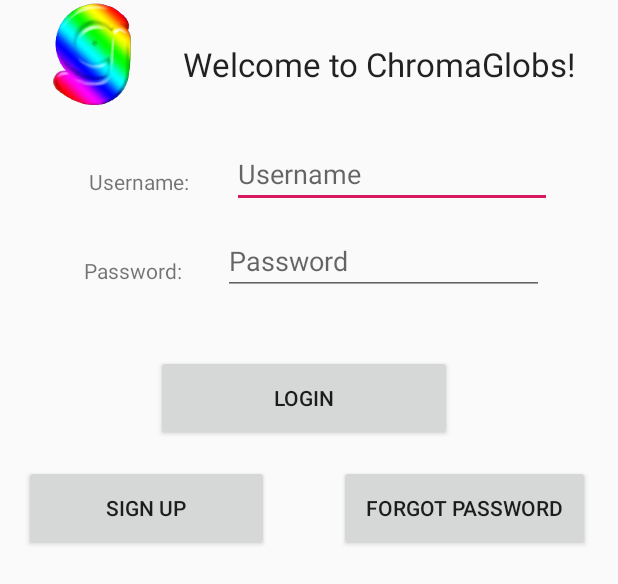
After one commit to steensia/ChromaGlob, an Android app: the layout fragment_login_fields.xml on its own in the app's theme, with its tools: preview values and no code run, on a phone screen of 412 x 824 dp. The commit adds this screen. Shown: the top 584 px of the screen. Run offline under Robolectric (Android 15) with nearby library versions, the phone set to English and light mode, and no system bars.

Commit message:
Added necessary firebase libraries. Login works, but is unsecure.

```diff
--- a/ChromaGlobs/app/build.gradle
+++ b/ChromaGlobs/app/build.gradle
@@ -1,4 +1,5 @@
 apply plugin: 'com.android.application'
+apply plugin: 'com.google.gms.google-services'
 
 android {
     compileSdkVersion 29
@@ -23,6 +24,8 @@ dependencies {
     implementation fileTree(dir: 'libs', include: ['*.jar'])
     implementation 'androidx.appcompat:appcompat:1.0.2'
     implementation 'androidx.constraintlayout:constraintlayout:1.1.3'
+    implementation 'androidx.legacy:legacy-support-v4:1.0.0'
+    implementation 'com.google.firebase:firebase-database:16.0.4'
     testImplementation 'junit:junit:4.12'
     androidTestImplementation 'androidx.test.ext:junit:1.1.0'
     androidTestImplementation 'androidx.test.espresso:espresso-core:3.1.1'
--- a/ChromaGlobs/app/src/main/AndroidManifest.xml
+++ b/ChromaGlobs/app/src/main/AndroidManifest.xml
@@ -8,7 +8,8 @@
         android:label="@string/app_name"
         android:roundIcon="@mipmap/ic_launcher_round"
         android:supportsRtl="true"
-        android:theme="@style/AppTheme">
+        android:theme="@style/AppTheme"
+        >
         <activity android:name=".MainActivity">
             <intent-filter>
                 <action android:name="android.intent.action.MAIN" />
--- /dev/null
+++ b/ChromaGlobs/app/src/main/res/layout/fragment_login_fields.xml
@@ -0,0 +1,136 @@
+<?xml version="1.0" encoding="utf-8"?>
+<FrameLayout xmlns:android="http://schemas.android.com/apk/res/android"
+    xmlns:app="http://schemas.android.com/apk/res-auto"
+    xmlns:tools="http://schemas.android.com/tools"
+    android:layout_width="match_parent"
+    android:layout_height="match_parent"
+    tools:context=".LoginFields">
+
+    <!-- TODO: Update blank fragment layout -->
+
+    <androidx.constraintlayout.widget.ConstraintLayout
+        android:layout_width="match_parent"
+        android:layout_height="391dp"
+        app:layout_constraintEnd_toEndOf="parent"
+        app:layout_constraintHorizontal_bias="0.5"
+        app:layout_constraintStart_toStartOf="parent">
+
+        <Button
+            android:id="@+id/loginButton"
+            android:layout_width="197dp"
+            android:layout_height="57dp"
+            android:layout_marginStart="104dp"
+            android:layout_marginTop="40dp"
+            android:text="Login"
+            app:layout_constraintStart_toStartOf="parent"
+            app:layout_constraintTop_toBottomOf="@+id/passwordField" />
+
+        <Button
+            android:id="@+id/signUpButton"
+            android:layout_width="163dp"
+            android:layout_height="57dp"
+            android:layout_marginStart="16dp"
+            android:layout_marginTop="16dp"
+            android:text="Sign Up"
+            app:layout_constraintStart_toStartOf="parent"
+            app:layout_constraintTop_toBottomOf="@+id/loginButton" />
+
+        <Button
+            android:id="@+id/forgotPasswordButton"
+            android:layout_width="167dp"
+            android:layout_height="57dp"
+            android:layout_marginStart="44dp"
+            android:layout_marginTop="16dp"
+            android:text="Forgot Password"
+            app:layout_constraintEnd_toEndOf="parent"
+            app:layout_constraintHorizontal_bias="0.111"
+            app:layout_constraintStart_toEndOf="@+id/signUpButton"
+            app:layout_constraintTop_toBottomOf="@+id/loginButton" />
+
+        <EditText
+            android:id="@+id/usernameField"
+            android:layout_width="wrap_content"
+            android:layout_height="wrap_content"
+            android:layout_marginTop="36dp"
+            android:layout_marginEnd="44dp"
+            android:ems="10"
+            android:hint="Username"
+            android:inputType="textPersonName"
+            android:singleLine="true"
+            app:layout_constraintEnd_toEndOf="parent"
+            app:layout_constraintTop_toBottomOf="@+id/chromaGlobsWelcomeLabel" />
+
+        <EditText
+            android:id="@+id/passwordField"
+            android:layout_width="214dp"
+            android:layout_height="42dp"
+            android:layout_marginTop="16dp"
+            android:ellipsize="middle"
+            android:ems="10"
+            android:hint="Password"
+            android:inputType="textPersonName"
+            android:password="true"
+            android:singleLine="true"
+            app:layout_constraintEnd_toEndOf="parent"
+            app:layout_constraintHorizontal_bias="0.75"
+            app:layout_constraintStart_toStartOf="parent"
+            app:layout_constraintTop_toBottomOf="@+id/usernameField" />
+
+        <TextView
+            android:id="@+id/userLabel"
+            android:layout_width="wrap_content"
+            android:layout_height="wrap_content"
+            android:layout_marginEnd="20dp"
+            android:layout_marginBottom="40dp"
+            android:text="Username: "
+            app:layout_constraintBottom_toTopOf="@+id/passwordLabel"
+            app:layout_constraintEnd_toStartOf="@+id/usernameField"
+            app:layout_constraintHorizontal_bias="0.92"
+            app:layout_constraintStart_toStartOf="parent" />
+
+        <TextView
+            android:id="@+id/passwordLabel"
+            android:layout_width="wrap_content"
+            android:layout_height="wrap_content"
+            android:layout_marginTop="32dp"
+            android:layout_marginEnd="20dp"
+            android:text="Password: "
+            app:layout_constraintEnd_toStartOf="@+id/passwordField"
+            app:layout_constraintHorizontal_bias="0.936"
+            app:layout_constraintStart_toStartOf="parent"
+            app:layout_constraintTop_toBottomOf="@+id/usernameField" />
+
+        <TextView
+            android:id="@+id/chromaGlobsWelcomeLabel"
+            android:layout_width="wrap_content"
+            android:layout_height="wrap_content"
+            android:layout_marginTop="28dp"
+            android:layout_marginEnd="28dp"
+            android:text="Welcome to ChromaGlobs!"
+            android:textAppearance="@style/TextAppearance.AppCompat.Large"
+            app:layout_constraintEnd_toEndOf="parent"
+            app:layout_constraintTop_toTopOf="parent" />
+
+        <ImageView
+            android:id="@+id/imageView"
+            android:layout_width="104dp"
+            android:layout_height="71dp"
+            android:src="@drawable/rainbow_logo"
+            app:layout_constraintEnd_toStartOf="@+id/chromaGlobsWelcomeLabel"
+            app:layout_constraintStart_toStartOf="parent"
+            app:layout_constraintTop_toTopOf="parent" />
+
+        <ProgressBar
+            android:id="@+id/loginProgressBar"
+            style="?android:attr/progressBarStyle"
+            android:layout_width="221dp"
+            android:layout_height="173dp"
+            android:layout_marginStart="104dp"
+            android:layout_marginTop="68dp"
+            android:visibility="gone"
+            app:layout_constraintStart_toStartOf="parent"
+            app:layout_constraintTop_toTopOf="parent" />
+
+    </androidx.constraintlayout.widget.ConstraintLayout>
+
+</FrameLayout>
--- a/ChromaGlobs/app/src/main/res/values/strings.xml
+++ b/ChromaGlobs/app/src/main/res/values/strings.xml
@@ -1,3 +1,6 @@
 <resources>
     <string name="app_name">ChromaGlobs</string>
+
+    <!-- TODO: Remove or change this placeholder text -->
+    <string name="hello_blank_fragment">Hello blank fragment</string>
 </resources>
--- a/ChromaGlobs/build.gradle
+++ b/ChromaGlobs/build.gradle
@@ -8,6 +8,7 @@ buildscript {
     }
     dependencies {
         classpath 'com.android.tools.build:gradle:3.5.3'
+        classpath 'com.google.gms:google-services:4.2.0'
 
         // NOTE: Do not place your application dependencies here; they belong
         // in the individual module build.gradle files
```
Also changed, not shown: ChromaGlobs/app/src/main/java/com/asimplenerd/chromaglobs/LoginFields.java (added, +291 -0 lines), ChromaGlobs/app/src/main/java/com/asimplenerd/chromaglobs/MainActivity.java (+16 -1 lines), ChromaGlobs/app/src/main/res/layout/activity_main.xml (+11 -10 lines), 1 other file.
